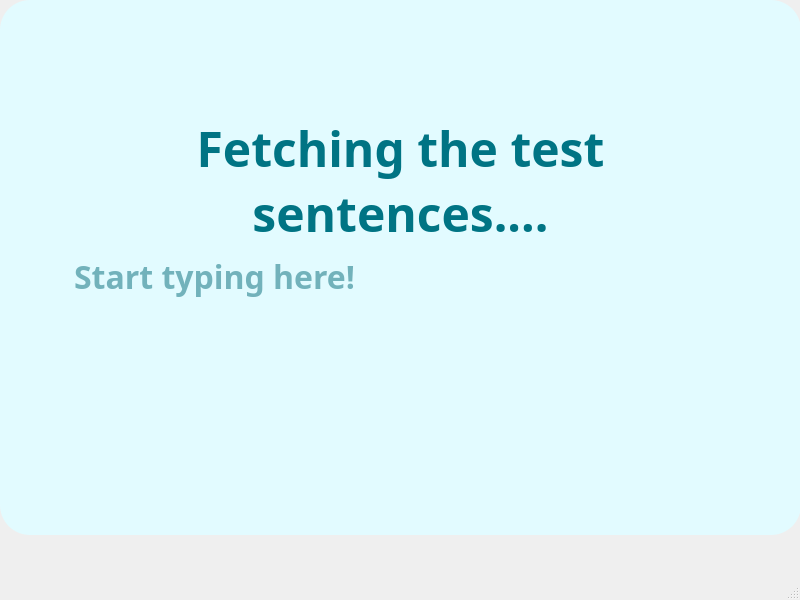
The window that ui/typinggame.ui (sreyasaju/typeRush) describes before a commit, drawn with Qt 5.
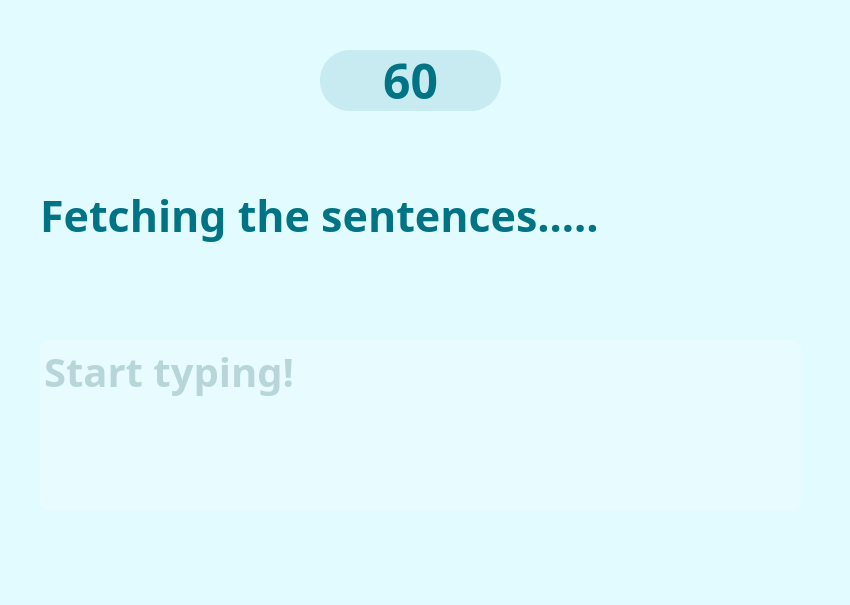
The same window after the commit.

Commit message: fix sys exit

Diff of the .ui file:
```diff
--- a/ui/typinggame.ui
+++ b/ui/typinggame.ui
@@ -6,46 +6,82 @@
    <rect>
     <x>0</x>
     <y>0</y>
-    <width>800</width>
-    <height>600</height>
+    <width>850</width>
+    <height>605</height>
    </rect>
   </property>
+  <property name="maximumSize">
+   <size>
+    <width>850</width>
+    <height>605</height>
+   </size>
+  </property>
+  <property name="font">
+   <font>
+    <family>Ubuntu</family>
+    <pointsize>14</pointsize>
+   </font>
+  </property>
   <property name="windowTitle">
-   <string>MainWindow</string>
+   <string>typeRush</string>
+  </property>
+  <property name="whatsThis">
+   <string>&lt;html&gt;&lt;head/&gt;&lt;body&gt;&lt;p&gt;harmonize&lt;/p&gt;&lt;/body&gt;&lt;/html&gt;</string>
+  </property>
+  <property name="styleSheet">
+   <string notr="true">background-color: rgb(39, 43, 140);</string>
+  </property>
+  <property name="locale">
+   <locale language="English" country="UnitedStates"/>
+  </property>
+  <property name="documentMode">
+   <bool>true</bool>
+  </property>
+  <property name="unifiedTitleAndToolBarOnMac">
+   <bool>true</bool>
   </property>
   <widget class="QWidget" name="centralwidget">
+   <property name="minimumSize">
+    <size>
+     <width>850</width>
+     <height>605</height>
+    </size>
+   </property>
    <widget class="QGroupBox" name="settings">
     <property name="enabled">
      <bool>true</bool>
     </property>
     <property name="geometry">
      <rect>
-      <x>0</x>
+      <x>-10</x>
       <y>0</y>
-      <width>801</width>
-      <height>535</height>
+      <width>881</width>
+      <height>605</height>
      </rect>
     </property>
     <property name="minimumSize">
      <size>
-      <width>455</width>
-      <height>535</height>
+      <width>850</width>
+      <height>605</height>
      </size>
     </property>
     <property name="styleSheet">
      <string notr="true">background-color: #e2fbff;
-border-radius: 30px</string>
+border-radius: 10px</string>
     </property>
     <property name="alignment">
-     <set>Qt::AlignmentFlag::AlignRight|Qt::AlignmentFlag::AlignTrailing|Qt::AlignmentFlag::AlignVCenter</set>
+     <set>Qt::AlignmentFlag::AlignJustify|Qt::AlignmentFlag::AlignVCenter</set>
     </property>
-    <widget class="QLabel" name="label">
+    <widget class="QLabel" name="timer">
+     <property name="enabled">
+      <bool>false</bool>
+     </property>
      <property name="geometry">
       <rect>
-       <x>100</x>
-       <y>80</y>
-       <width>601</width>
-       <height>201</height>
+       <x>330</x>
+       <y>50</y>
+       <width>181</width>
+       <height>61</height>
       </rect>
      </property>
      <property name="font">
@@ -56,10 +92,12 @@
       </font>
      </property>
      <property name="styleSheet">
-      <string notr="true">color:rgb(0, 116, 132)</string>
+      <string notr="true">color:rgb(0, 116, 132);
+background-color: rgb(199, 235, 241);
+border-radius: 30px;</string>
      </property>
      <property name="text">
-      <string>Fetching the test sentences....</string>
+      <string>60</string>
      </property>
      <property name="alignment">
       <set>Qt::AlignmentFlag::AlignCenter</set>
@@ -71,16 +109,16 @@
     <widget class="QTextEdit" name="textEdit">
      <property name="geometry">
       <rect>
-       <x>70</x>
-       <y>250</y>
-       <width>641</width>
-       <height>151</height>
+       <x>50</x>
+       <y>340</y>
+       <width>761</width>
+       <height>171</height>
       </rect>
      </property>
      <property name="font">
       <font>
        <family>Baloo Chettan 2</family>
-       <pointsize>24</pointsize>
+       <pointsize>30</pointsize>
        <bold>true</bold>
       </font>
      </property>
@@ -88,57 +126,50 @@
       <cursorShape>IBeamCursor</cursorShape>
      </property>
      <property name="styleSheet">
-      <string notr="true">color:rgb(114, 178, 187)</string>
+      <string notr="true">color:rgb(135, 175, 181);
+background-color: rgb(232, 252, 255)</string>
      </property>
-     <property name="frameShape">
-      <enum>QFrame::Shape::HLine</enum>
-     </property>
-     <property name="frameShadow">
-      <enum>QFrame::Shadow::Raised</enum>
+     <property name="inputMethodHints">
+      <set>Qt::InputMethodHint::ImhMultiLine|Qt::InputMethodHint::ImhNoPredictiveText</set>
      </property>
      <property name="lineWidth">
-      <number>3</number>
+      <number>7</number>
      </property>
      <property name="midLineWidth">
-      <number>-1</number>
-     </property>
-     <property name="verticalScrollBarPolicy">
-      <enum>Qt::ScrollBarPolicy::ScrollBarAlwaysOff</enum>
-     </property>
-     <property name="horizontalScrollBarPolicy">
-      <enum>Qt::ScrollBarPolicy::ScrollBarAlwaysOff</enum>
-     </property>
-     <property name="html">
-      <string>&lt;!DOCTYPE HTML PUBLIC &quot;-//W3C//DTD HTML 4.0//EN&quot; &quot;http://www.w3.org/TR/REC-html40/strict.dtd&quot;&gt;
-&lt;html&gt;&lt;head&gt;&lt;meta name=&quot;qrichtext&quot; content=&quot;1&quot; /&gt;&lt;meta charset=&quot;utf-8&quot; /&gt;&lt;style type=&quot;text/css&quot;&gt;
-p, li { white-space: pre-wrap; }
-hr { height: 1px; border-width: 0; }
-li.unchecked::marker { content: &quot;\2610&quot;; }
-li.checked::marker { content: &quot;\2612&quot;; }
-&lt;/style&gt;&lt;/head&gt;&lt;body style=&quot; font-family:'Baloo Chettan 2'; font-size:24pt; font-weight:700; font-style:normal;&quot;&gt;
-&lt;p style=&quot; margin-top:0px; margin-bottom:0px; margin-left:0px; margin-right:0px; -qt-block-indent:0; text-indent:0px;&quot;&gt;Start typing here!&lt;/p&gt;
-&lt;p style=&quot;-qt-paragraph-type:empty; margin-top:0px; margin-bottom:0px; margin-left:0px; margin-right:0px; -qt-block-indent:0; text-indent:0px;&quot;&gt;&lt;br /&gt;&lt;/p&gt;&lt;/body&gt;&lt;/html&gt;</string>
-     </property>
-     <property name="acceptRichText">
-      <bool>false</bool>
+      <number>7</number>
      </property>
      <property name="placeholderText">
-      <string>Start typing here</string>
+      <string>Start typing!</string>
+     </property>
+    </widget>
+    <widget class="QLabel" name="sentencelabel">
+     <property name="geometry">
+      <rect>
+       <x>50</x>
+       <y>120</y>
+       <width>751</width>
+       <height>191</height>
+      </rect>
+     </property>
+     <property name="font">
+      <font>
+       <family>Baloo Chettan 2</family>
+       <pointsize>32</pointsize>
+       <bold>true</bold>
+      </font>
+     </property>
+     <property name="styleSheet">
+      <string notr="true">color:rgb(0, 116, 132)</string>
+     </property>
+     <property name="text">
+      <string>Fetching the sentences.....</string>
+     </property>
+     <property name="wordWrap">
+      <bool>true</bool>
      </property>
     </widget>
    </widget>
   </widget>
-  <widget class="QMenuBar" name="menubar">
-   <property name="geometry">
-    <rect>
-     <x>0</x>
-     <y>0</y>
-     <width>800</width>
-     <height>24</height>
-    </rect>
-   </property>
-  </widget>
-  <widget class="QStatusBar" name="statusbar"/>
  </widget>
  <resources/>
  <connections/>
```
Left out of the diff: 5 changed lines with no effect on the pictures. The commit also changes 1 other file.
